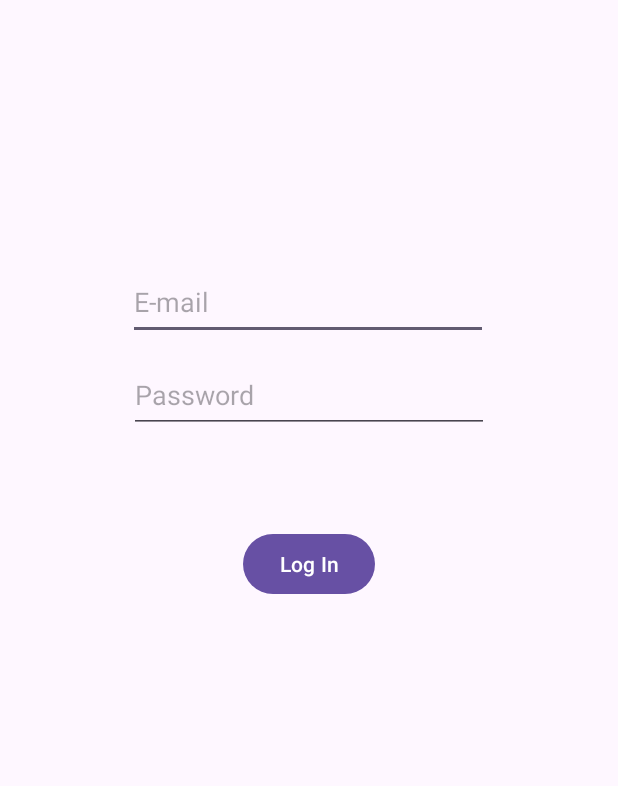
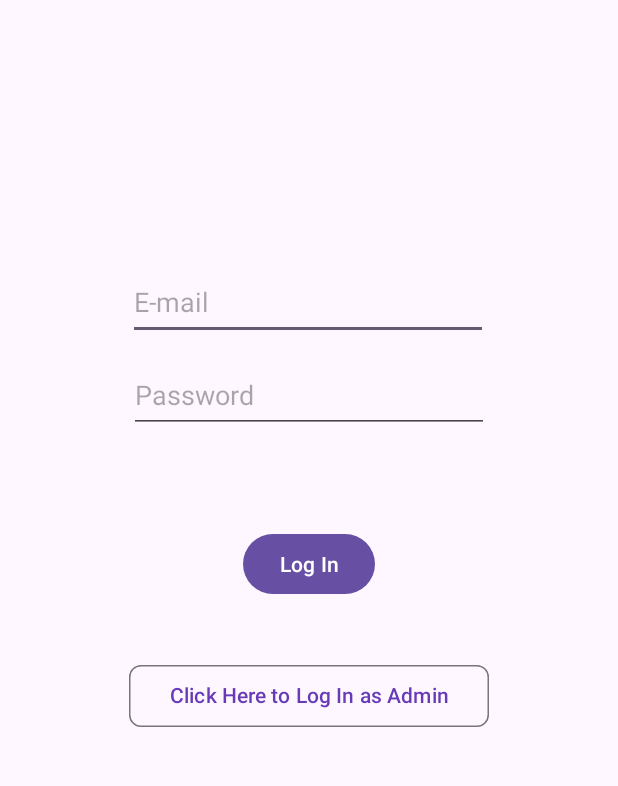
Before and after one commit to reisabelle/AccountManager.v2, an Android app: the login screen opened directly, with no data from a screen before it, on a phone screen of 412 x 824 dp, the part 95-881 px from its top. Run offline under Robolectric (Android 15) with nearby library versions, the phone set to English and light mode, and no system bars; our stand-ins replace Firebase (no records; nobody signed in at launch, a user with empty details on screens opened directly).

Commit message:
Update activity_login.xml

```diff
--- a/app/src/main/res/layout/activity_login.xml
+++ b/app/src/main/res/layout/activity_login.xml
@@ -74,4 +74,18 @@
         app:layout_constraintStart_toStartOf="parent"
         app:layout_constraintTop_toBottomOf="@+id/password" />
 
+    <com.google.android.material.chip.Chip
+        android:id="@+id/adminLogbtn"
+        android:layout_width="240dp"
+        android:layout_height="57dp"
+        android:layout_marginStart="80dp"
+        android:layout_marginTop="35dp"
+        android:layout_marginEnd="80dp"
+        android:text="Click Here to Log In as Admin"
+        android:textAlignment="center"
+        android:textColor="#673AB7"
+        app:layout_constraintEnd_toEndOf="parent"
+        app:layout_constraintStart_toStartOf="parent"
+        app:layout_constraintTop_toBottomOf="@+id/login" />
+
 </androidx.constraintlayout.widget.ConstraintLayout>
```
